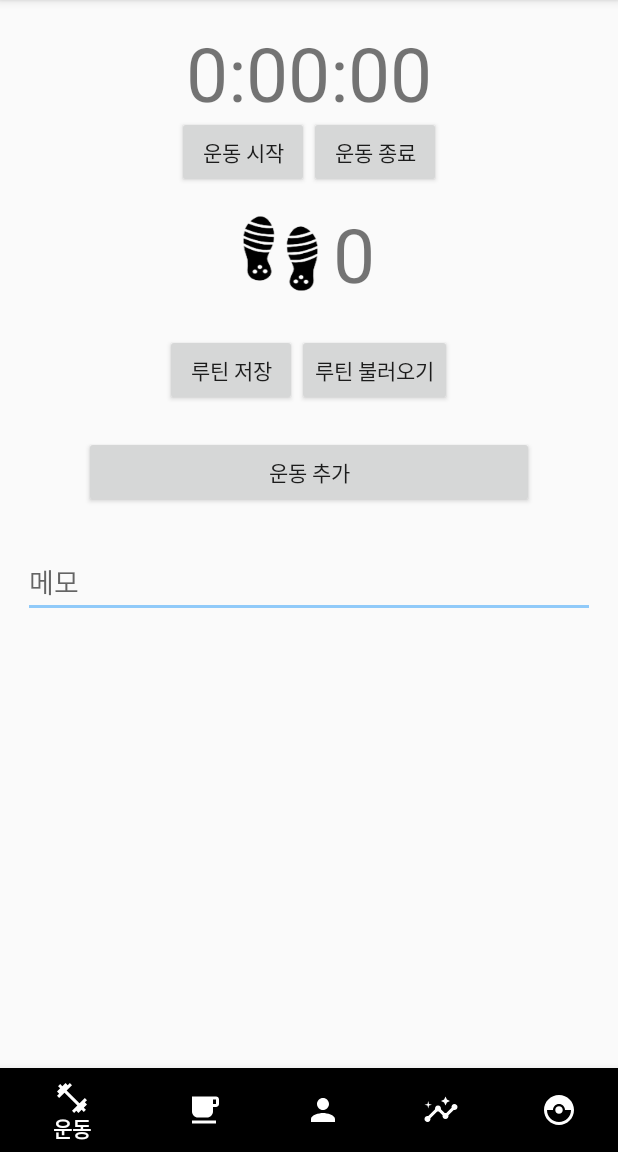
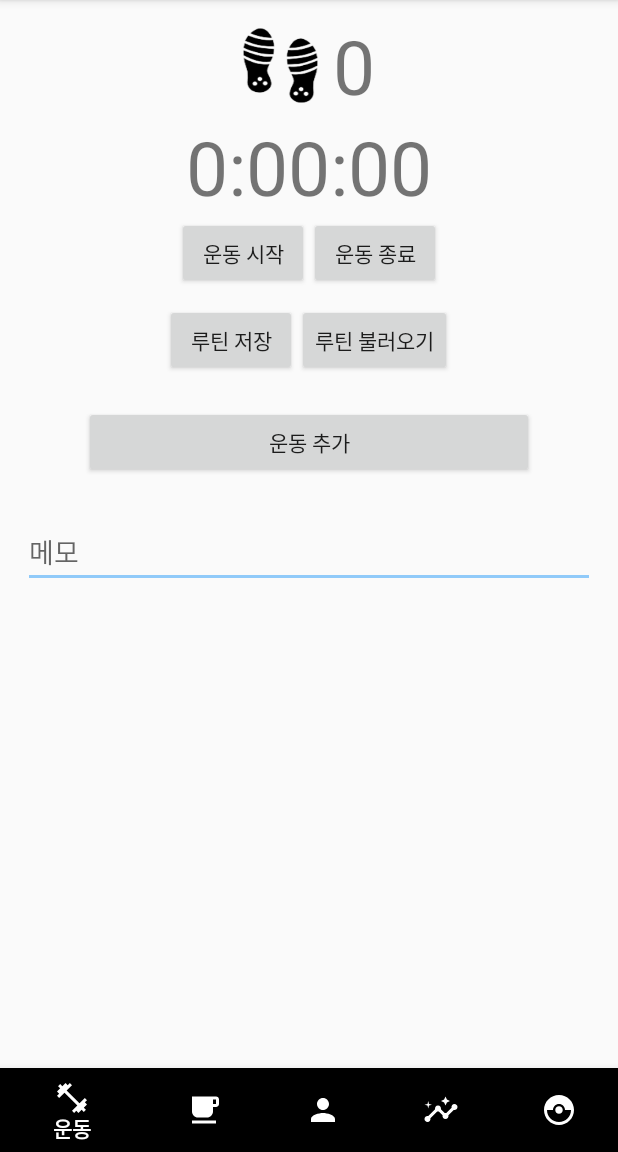
Before and after one commit to enyul3417/BodyManagerApp, an Android app: the screen it shows after launch (ExerciseActivity), on a phone screen of 412 x 824 dp, the part 84-1236 px from its top. Run offline under Robolectric (Android 15) with nearby library versions, the phone set to English and light mode, and no system bars.

```diff
--- a/app/src/main/java/com/example/bodymanagerapp/menu/Exercise/ExerciseActivity.kt
+++ b/app/src/main/java/com/example/bodymanagerapp/menu/Exercise/ExerciseActivity.kt
@@ -124,7 +124,7 @@ class ExerciseActivity : AppCompatActivity(), SensorEventListener {
         var now = LocalDate.now()
         date_format = now.format(DateTimeFormatter.ofPattern("yyyyMMdd"))
 
-        // 만보기 사용을 위한 센서 접근 권한
+        /*// 만보기 사용을 위한 센서 접근 권한
         var sensorPermission = ContextCompat.checkSelfPermission(this, Manifest.permission.ACTIVITY_RECOGNITION)
 
         if(sensorPermission != PackageManager.PERMISSION_GRANTED) { // 권한이 허용되지 않은 경우
@@ -157,6 +157,20 @@ class ExerciseActivity : AppCompatActivity(), SensorEventListener {
         }
         catch (ise : IllegalStateException){
             Toast.makeText(this, "걸음 센서가 없습니다", Toast.LENGTH_SHORT).show()
+        }*/
+        // 만보기 권한 확인
+        if(ContextCompat.checkSelfPermission(this, Manifest.permission.ACTIVITY_RECOGNITION)
+                == PackageManager.PERMISSION_DENIED) {
+            requestPermissions(arrayOf(Manifest.permission.ACTIVITY_RECOGNITION), REQUEST_ACTIVITY_RECOGNITION)
+        }
+
+        // 만보기
+        sensorManager = getSystemService(Context.SENSOR_SERVICE) as SensorManager
+        stepCountSensor = sensorManager.getDefaultSensor(Sensor.TYPE_STEP_COUNTER)
+
+        // 디바이스에 걸음 센서 존재 여부 체크
+        if (stepCountSensor == null) {
+            Toast.makeText(this, "걸음 센서가 없습니다.", Toast.LENGTH_SHORT).show()
         }
 
         // 오늘 입력해둔 운동 불러오기
@@ -316,27 +330,32 @@ class ExerciseActivity : AppCompatActivity(), SensorEventListener {
         }
     }
 
-    override fun onStop() {
+    /*override fun onStop() {
         super.onStop()
         if(sensorManager != null) {
             sensorManager.unregisterListener(this)
         }
-    }
+    }*/
 
     override fun onAccuracyChanged(sensor: Sensor?, accuracy: Int) {
 
     }
 
     override fun onSensorChanged(event: SensorEvent?) {
-        if(event?.sensor?.type == Sensor.TYPE_STEP_COUNTER) {
+        if(event!!.sensor.type == Sensor.TYPE_STEP_COUNTER) {
             // TYPE_STEP_COUNTER는 앱이 꺼지더라도 초기화 되지 않음
             // 초기값 필요
-            if(counterSteps < 1) {
+            /*if(counterSteps < 1) {
                 counterSteps = event.values[0].toInt()
             }
             // 리셋 안된 값 + 현재 값 - 리셋 안된 값
             steps = event.values[0].toInt() - counterSteps
-            stepsTextView.text = steps.toString()
+            stepsTextView.text = steps.toString()*/
+
+            if(event!!.values[0] == 1.0f) {
+                counterSteps++
+                stepsTextView.text = counterSteps.toString()
+            }
         }
     }
 
--- a/app/src/main/res/layout/activity_exercise.xml
+++ b/app/src/main/res/layout/activity_exercise.xml
@@ -37,6 +37,33 @@
 
     </com.google.android.material.appbar.AppBarLayout>
 
+    <!-- 만보기 -->
+    <LinearLayout
+        android:id="@+id/linearLayout4"
+        android:layout_width="wrap_content"
+        android:layout_height="wrap_content"
+        android:layout_gravity="center"
+        android:layout_margin="10dp"
+        app:layout_constraintEnd_toEndOf="parent"
+        app:layout_constraintStart_toStartOf="parent"
+        app:layout_constraintTop_toBottomOf="@+id/appBarLayout3">
+
+        <ImageView
+            android:layout_width="50dp"
+            android:layout_height="50dp"
+            android:layout_gravity="center_vertical"
+            android:layout_marginRight="10dp"
+            android:scaleType="fitXY"
+            android:src="@drawable/footstep2" />
+
+        <TextView
+            android:id="@+id/steps"
+            android:layout_width="wrap_content"
+            android:layout_height="wrap_content"
+            android:text="0"
+            android:textSize="50sp" />
+    </LinearLayout>
+
     <!-- 타이머-->
     <LinearLayout
         android:id="@+id/linearLayout"
@@ -45,13 +72,12 @@
         android:gravity="center"
         app:layout_constraintEnd_toEndOf="parent"
         app:layout_constraintStart_toStartOf="parent"
-        app:layout_constraintTop_toBottomOf="@+id/appBarLayout3">
+        app:layout_constraintTop_toBottomOf="@+id/linearLayout4">
 
         <TextView
             android:id="@+id/timer_hour"
             android:layout_width="wrap_content"
             android:layout_height="wrap_content"
-            android:layout_marginTop="10dp"
             android:inputType="number"
             android:maxLength="2"
             android:text="0"
@@ -60,7 +86,6 @@
         <TextView
             android:layout_width="wrap_content"
             android:layout_height="wrap_content"
-            android:layout_marginTop="10dp"
             android:text=":"
             android:textSize="50sp" />
 
@@ -68,7 +93,6 @@
             android:id="@+id/timer_minute"
             android:layout_width="wrap_content"
             android:layout_height="wrap_content"
-            android:layout_marginTop="10dp"
             android:inputType="number"
             android:maxLength="2"
             android:text="00"
@@ -77,7 +101,6 @@
         <TextView
             android:layout_width="wrap_content"
             android:layout_height="wrap_content"
-            android:layout_marginTop="10dp"
             android:text=":"
             android:textSize="50sp" />
 
@@ -85,7 +108,6 @@
             android:id="@+id/timer_second"
             android:layout_width="wrap_content"
             android:layout_height="wrap_content"
-            android:layout_marginTop="10dp"
             android:inputType="number"
             android:maxLength="2"
             android:text="00"
@@ -129,29 +151,6 @@
             android:layout_width="match_parent"
             android:layout_height="0dp"
             android:orientation="vertical">
-
-            <!-- 만보기 -->
-            <LinearLayout
-                android:layout_width="wrap_content"
-                android:layout_height="wrap_content"
-                android:layout_gravity="center"
-                android:layout_margin="10dp">
-
-                <ImageView
-                    android:layout_width="50dp"
-                    android:layout_height="50dp"
-                    android:layout_gravity="center_vertical"
-                    android:layout_marginRight="10dp"
-                    android:scaleType="fitXY"
-                    android:src="@drawable/footstep2" />
-
-                <TextView
-                    android:id="@+id/steps"
-                    android:layout_width="wrap_content"
-                    android:layout_height="wrap_content"
-                    android:text="0"
-                    android:textSize="50sp" />
-            </LinearLayout>
 
             <LinearLayout
                 android:layout_width="wrap_content"
```
Also changed, not shown: app/src/main/AndroidManifest.xml (+8 -4 lines).
